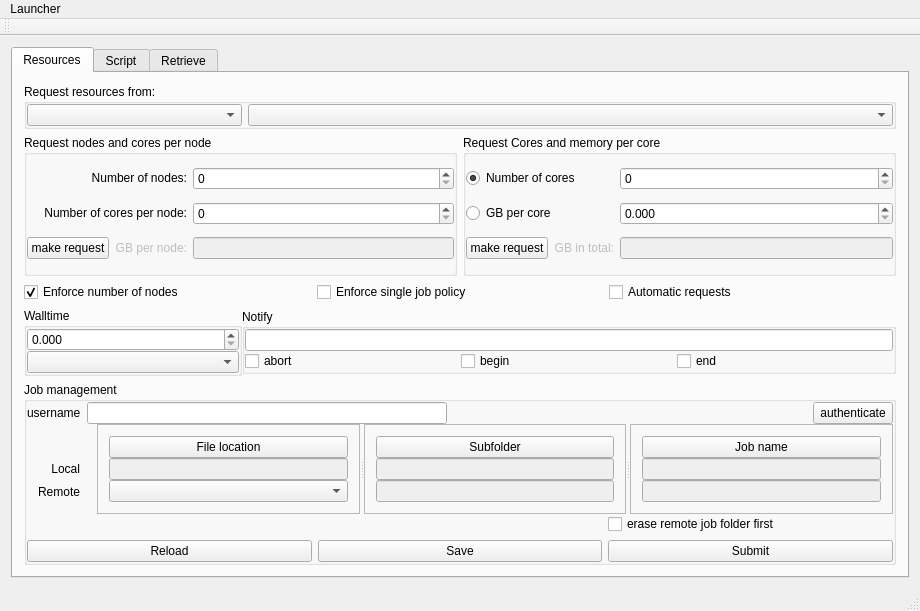
Qt form Launcher/mainwindow.ui (hpcuantwerpen/Launcher) before a commit.
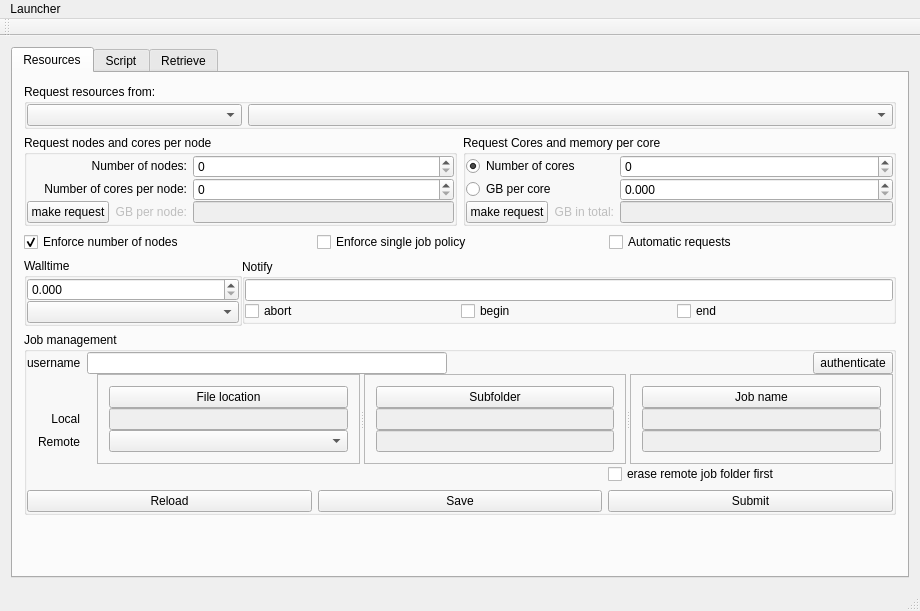
The same form after that commit.

What changed in the file:
```diff
--- a/Launcher/mainwindow.ui
+++ b/Launcher/mainwindow.ui
@@ -742,6 +742,19 @@
           </layout>
          </widget>
         </item>
+        <item>
+         <spacer name="verticalSpacer">
+          <property name="orientation">
+           <enum>Qt::Vertical</enum>
+          </property>
+          <property name="sizeHint" stdset="0">
+           <size>
+            <width>20</width>
+            <height>40</height>
+           </size>
+          </property>
+         </spacer>
+        </item>
        </layout>
       </widget>
       <widget class="QWidget" name="wScriptPage">
```
Left out of the diff: 7 changed lines with no effect on the pictures.
